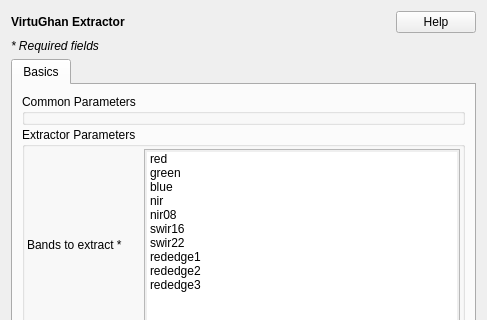
Before: the Qt Designer form virtughan_qgis/extractor/extractor_form.ui in virtughan/qgis-plugin, drawn with Qt 5; both pictures show x 0 to 487 and y 0 to 320 of the 487 by 797 pixel window.
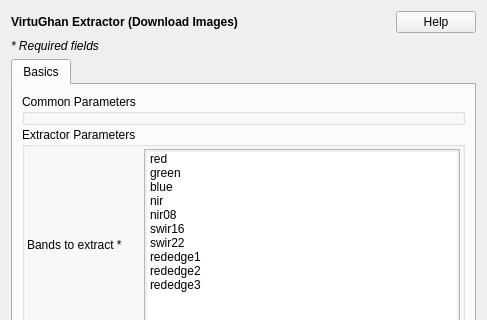
After: the same form once the commit is applied.

Commit message: change tab headings

What changed in the file:
```diff
--- a/virtughan_qgis/extractor/extractor_form.ui
+++ b/virtughan_qgis/extractor/extractor_form.ui
@@ -16,7 +16,7 @@
      <item>
       <widget class="QLabel" name="titleLabel">
        <property name="text">
-        <string>&lt;b&gt;VirtuGhan Extractor&lt;/b&gt;</string>
+          <string>&lt;b&gt;VirtuGhan Extractor (Download Images)&lt;/b&gt;</string>
        </property>
       </widget>
      </item>
```
The commit also changes 3 other files.
